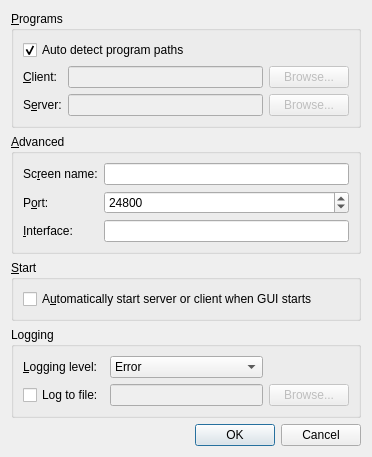
The window that gui/res/SettingsDialogBase.ui (pvanek/synergy) describes before a commit, drawn with Qt 5.
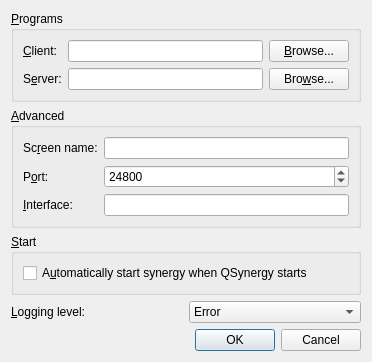
The same window after the commit.

```diff
--- a/gui/res/SettingsDialogBase.ui
+++ b/gui/res/SettingsDialogBase.ui
@@ -7,13 +7,71 @@
     <x>0</x>
     <y>0</y>
     <width>372</width>
-    <height>412</height>
+    <height>325</height>
    </rect>
   </property>
   <property name="windowTitle">
    <string>Settings</string>
   </property>
   <layout class="QGridLayout">
+   <item row="0" column="0" colspan="2">
+    <widget class="QGroupBox" name="m_pGroupBox_2">
+     <property name="title">
+      <string>&amp;Programs</string>
+     </property>
+     <layout class="QGridLayout">
+      <item row="0" column="0">
+       <widget class="QLabel" name="m_pLabel_17">
+        <property name="whatsThis">
+         <string>This is the synergy client program, usually called synergyc or synergyc.exe.</string>
+        </property>
+        <property name="text">
+         <string>&amp;Client:</string>
+        </property>
+        <property name="buddy">
+         <cstring>m_pLineEditSynergyc</cstring>
+        </property>
+       </widget>
+      </item>
+      <item row="0" column="1">
+       <widget class="QLineEdit" name="m_pLineEditSynergyc"/>
+      </item>
+      <item row="0" column="2">
+       <widget class="QPushButton" name="m_pButtonBrowseSynergyc">
+        <property name="text">
+         <string>&amp;Browse...</string>
+        </property>
+       </widget>
+      </item>
+      <item row="1" column="0">
+       <widget class="QLabel" name="m_pLabel_18">
+        <property name="toolTip">
+         <string/>
+        </property>
+        <property name="whatsThis">
+         <string>This is the synergy server program, usually called synergys or synergys.exe.</string>
+        </property>
+        <property name="text">
+         <string>S&amp;erver:</string>
+        </property>
+        <property name="buddy">
+         <cstring>m_pLineEditSynergys</cstring>
+        </property>
+       </widget>
+      </item>
+      <item row="1" column="1">
+       <widget class="QLineEdit" name="m_pLineEditSynergys"/>
+      </item>
+      <item row="1" column="2">
+       <widget class="QPushButton" name="m_pButtonBrowseSynergys">
+        <property name="text">
+         <string>Bro&amp;wse...</string>
+        </property>
+       </widget>
+      </item>
+     </layout>
+    </widget>
+   </item>
    <item row="1" column="0" colspan="2">
     <widget class="QGroupBox" name="m_pGroupAdvanced">
      <property name="title">
@@ -89,116 +147,14 @@
       <item>
        <widget class="QCheckBox" name="m_pCheckBoxAutoConnect">
         <property name="text">
-         <string>A&amp;utomatically start server or client when GUI starts</string>
+         <string>A&amp;utomatically start synergy when QSynergy starts</string>
         </property>
        </widget>
       </item>
      </layout>
     </widget>
-   </item>
-   <item row="4" column="0" colspan="2">
-    <widget class="QDialogButtonBox" name="buttonBox">
-     <property name="orientation">
-      <enum>Qt::Horizontal</enum>
-     </property>
-     <property name="standardButtons">
-      <set>QDialogButtonBox::Cancel|QDialogButtonBox::Ok</set>
-     </property>
-    </widget>
-   </item>
-   <item row="0" column="0" colspan="2">
-    <widget class="QGroupBox" name="m_pGroupPrograms">
-     <property name="title">
-      <string>&amp;Programs</string>
-     </property>
-     <layout class="QGridLayout">
-      <item row="0" column="0" rowspan="2" colspan="3">
-       <layout class="QVBoxLayout" name="m_pVerticalLayout_2">
-        <item>
-         <widget class="QCheckBox" name="m_pCheckBoxAutoDetectPaths">
-          <property name="text">
-           <string>Auto detect program paths</string>
-          </property>
-          <property name="checked">
-           <bool>true</bool>
-          </property>
-         </widget>
-        </item>
-       </layout>
       </item>
       <item row="3" column="0">
-       <widget class="QLabel" name="m_pLabel_17">
-        <property name="whatsThis">
-         <string>This is the synergy client program, usually called synergyc or synergyc.exe.</string>
-        </property>
-        <property name="text">
-         <string>&amp;Client:</string>
-        </property>
-        <property name="buddy">
-         <cstring>m_pLineEditSynergyc</cstring>
-        </property>
-       </widget>
-      </item>
-      <item row="3" column="1">
-       <widget class="QLineEdit" name="m_pLineEditSynergyc">
-        <property name="enabled">
-         <bool>false</bool>
-        </property>
-       </widget>
-      </item>
-      <item row="3" column="2">
-       <widget class="QPushButton" name="m_pButtonBrowseSynergyc">
-        <property name="enabled">
-         <bool>false</bool>
-        </property>
-        <property name="text">
-         <string>Browse...</string>
-        </property>
-       </widget>
-      </item>
-      <item row="4" column="0">
-       <widget class="QLabel" name="m_pLabel_18">
-        <property name="toolTip">
-         <string/>
-        </property>
-        <property name="whatsThis">
-         <string>This is the synergy server program, usually called synergys or synergys.exe.</string>
-        </property>
-        <property name="text">
-         <string>S&amp;erver:</string>
-        </property>
-        <property name="buddy">
-         <cstring>m_pLineEditSynergys</cstring>
-        </property>
-       </widget>
-      </item>
-      <item row="4" column="1">
-       <widget class="QLineEdit" name="m_pLineEditSynergys">
-        <property name="enabled">
-         <bool>false</bool>
-        </property>
-       </widget>
-      </item>
-      <item row="4" column="2">
-       <widget class="QPushButton" name="m_pButtonBrowseSynergys">
-        <property name="enabled">
-         <bool>false</bool>
-        </property>
-        <property name="text">
-         <string>Browse...</string>
-        </property>
-       </widget>
-      </item>
-     </layout>
-    </widget>
-   </item>
-   <item row="3" column="0" colspan="2">
-    <widget class="QGroupBox" name="m_pGroupLog">
-     <property name="title">
-      <string>Logging</string>
-     </property>
-     <layout class="QGridLayout" name="gridLayout">
-      <item row="0" column="0">
        <widget class="QLabel" name="m_pLabel_3">
         <property name="text">
          <string>&amp;Logging level:</string>
@@ -208,31 +164,7 @@
         </property>
        </widget>
       </item>
-      <item row="1" column="0">
-       <widget class="QCheckBox" name="m_pCheckBoxLogToFile">
-        <property name="text">
-         <string>Log to file:</string>
-        </property>
-       </widget>
-      </item>
-      <item row="1" column="1">
-       <widget class="QLineEdit" name="m_pLineEditLogFilename">
-        <property name="enabled">
-         <bool>false</bool>
-        </property>
-       </widget>
-      </item>
-      <item row="1" column="2">
-       <widget class="QPushButton" name="m_pButtonBrowseLog">
-        <property name="enabled">
-         <bool>false</bool>
-        </property>
-        <property name="text">
-         <string>Browse...</string>
-        </property>
-       </widget>
-      </item>
-      <item row="0" column="1">
+   <item row="3" column="1">
        <widget class="QComboBox" name="m_pComboLogLevel">
         <item>
          <property name="text">
@@ -271,7 +203,14 @@
         </item>
        </widget>
       </item>
-     </layout>
+   <item row="4" column="0" colspan="2">
+    <widget class="QDialogButtonBox" name="buttonBox">
+     <property name="orientation">
+      <enum>Qt::Horizontal</enum>
+     </property>
+     <property name="standardButtons">
+      <set>QDialogButtonBox::Cancel|QDialogButtonBox::Ok</set>
+     </property>
     </widget>
    </item>
   </layout>
```
Left out of the diff: 28 changed lines with no effect on the pictures. Lines whose indentation alone changed are shown as unchanged.
